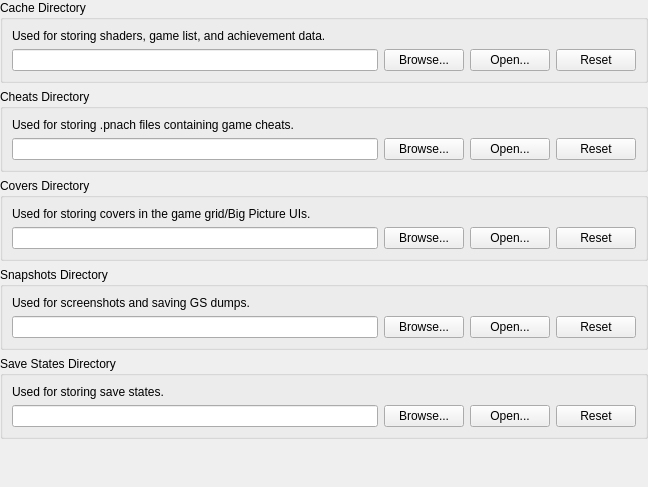
First picture: the form in pcsx2-qt/Settings/FolderSettingsWidget.ui, repository PCSX2/pcsx2, before the edit.
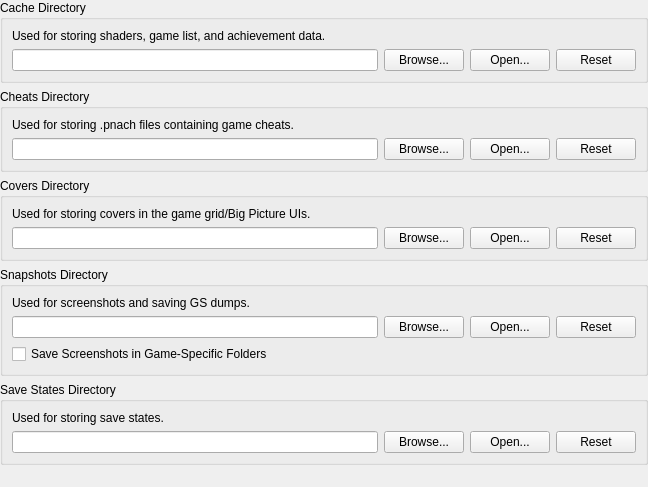
Second picture: the form after the edit.

Commit message: Qt: Move "Organize Screenshots by Game" option to folder settings

The edit to the form file:
```diff
--- a/pcsx2-qt/Settings/FolderSettingsWidget.ui
+++ b/pcsx2-qt/Settings/FolderSettingsWidget.ui
@@ -180,6 +180,13 @@
         </property>
        </widget>
       </item>
+      <item row="2" column="0" colspan="4">
+       <widget class="QCheckBox" name="organizeScreenshotsByGame">
+        <property name="text">
+         <string>Save Screenshots in Game-Specific Folders</string>
+        </property>
+       </widget>
+      </item>
      </layout>
     </widget>
    </item>
```
The commit also changes 3 other files.
